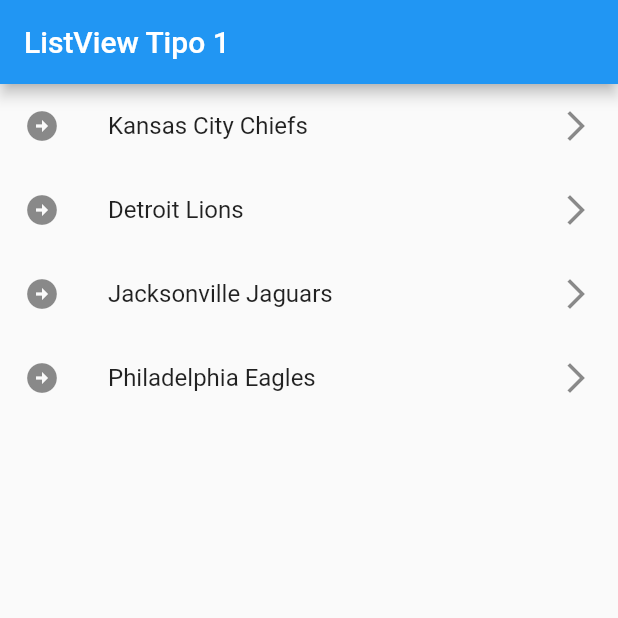
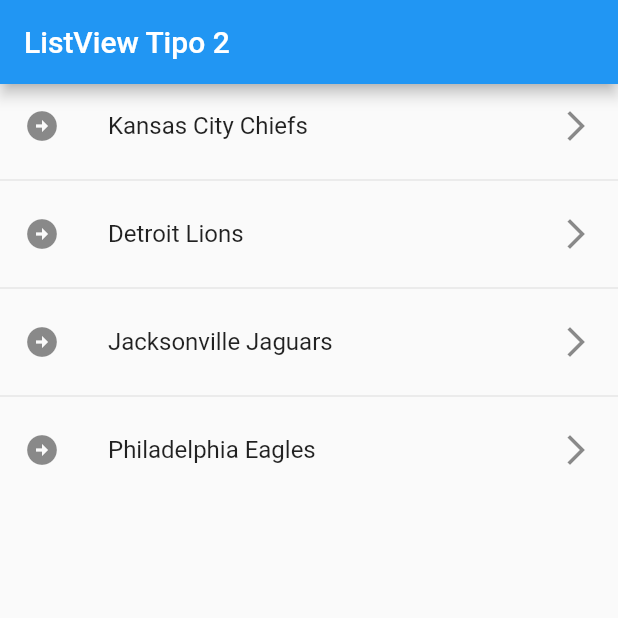
Before and after one commit to gnievap/componentes_flutter, a Flutter app: the screen it shows after launch, on a phone screen of 412 x 824 dp, the top half of it. Run offline on Flutter 3.47's test engine with Material 2 defaults, Android fonts, the phone set to English and light mode, and no system bars.

Commit message:
ListView.separated

```diff
--- a/lib/main.dart
+++ b/lib/main.dart
@@ -1,5 +1,9 @@
-import 'package:componentes_flutter/screens/listview1_screen.dart';
+//import 'package:componentes_flutter/screens/listview1_screen.dart';
 import 'package:flutter/material.dart';
+
+import 'screens/listview2_screen.dart';
+
+
 
 void main() => runApp(const MyApp());
 
@@ -11,7 +15,7 @@ class MyApp extends StatelessWidget {
     return const MaterialApp(
       debugShowCheckedModeBanner: false,
       title: 'Material App',
-      home: ListView1Screen(),
+      home: ListView2Screen(),
     );
   }
 }
--- a/lib/screens/listview1_screen.dart
+++ b/lib/screens/listview1_screen.dart
@@ -14,7 +14,7 @@ class ListView1Screen extends StatelessWidget {
       body: ListView(
         children:  [
           ...options.map((team) => ListTile(
-             leading: Icon(Icons.arrow_circle_right),
+             leading: const Icon(Icons.arrow_circle_right),
              title: Text(team),
              trailing: const Icon(Icons.arrow_forward_ios_outlined),
           ),
--- /dev/null
+++ b/lib/screens/listview2_screen.dart
@@ -0,0 +1,35 @@
+import 'package:flutter/material.dart';
+
+class ListView2Screen extends StatelessWidget {
+  final options = const ['Kansas City Chiefs', 'Detroit Lions', 'Jacksonville Jaguars', 'Philadelphia Eagles'];
+
+  const ListView2Screen({Key? key}) : super(key: key);
+
+  @override
+  Widget build(BuildContext context) {
+    return  Scaffold(
+      appBar: AppBar(
+        title: const Text('ListView Tipo 2'),
+      ),
+      body: ListView.separated(
+        itemBuilder: (context, index) => ListTile(
+          leading: const Icon(Icons.arrow_circle_right),
+          title: Text(options[index]),
+          trailing: const Icon(Icons.arrow_forward_ios_outlined),
+        ),  // construye o renderiza algun widget, en este caso, cada item de la lista
+        separatorBuilder: ( _, __ ) => const Divider(),
+        itemCount: options.length),
+        // children:  [
+        //   ...options.map((team) => ListTile(
+        //      leading: Icon(Icons.arrow_circle_right),
+        //      title: Text(team),
+        //      trailing: const Icon(Icons.arrow_forward_ios_outlined),
+        //   ),
+        //    ).toList(),
+
+       // ],
+
+    //)
+    );
+  }
+}
```
